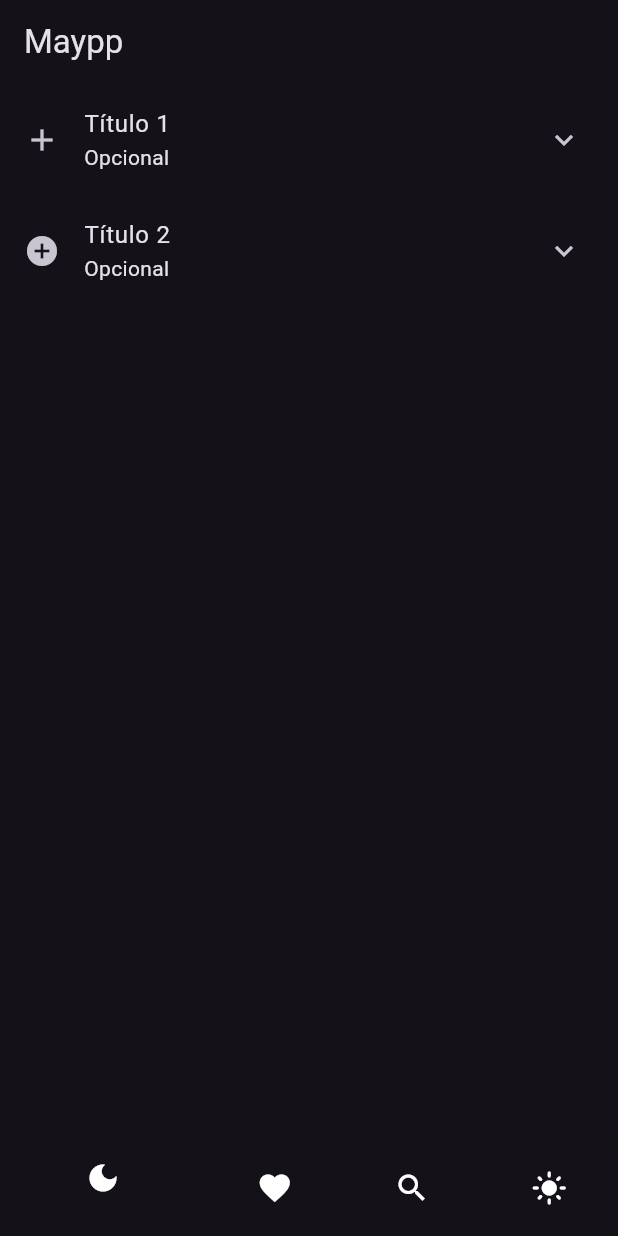
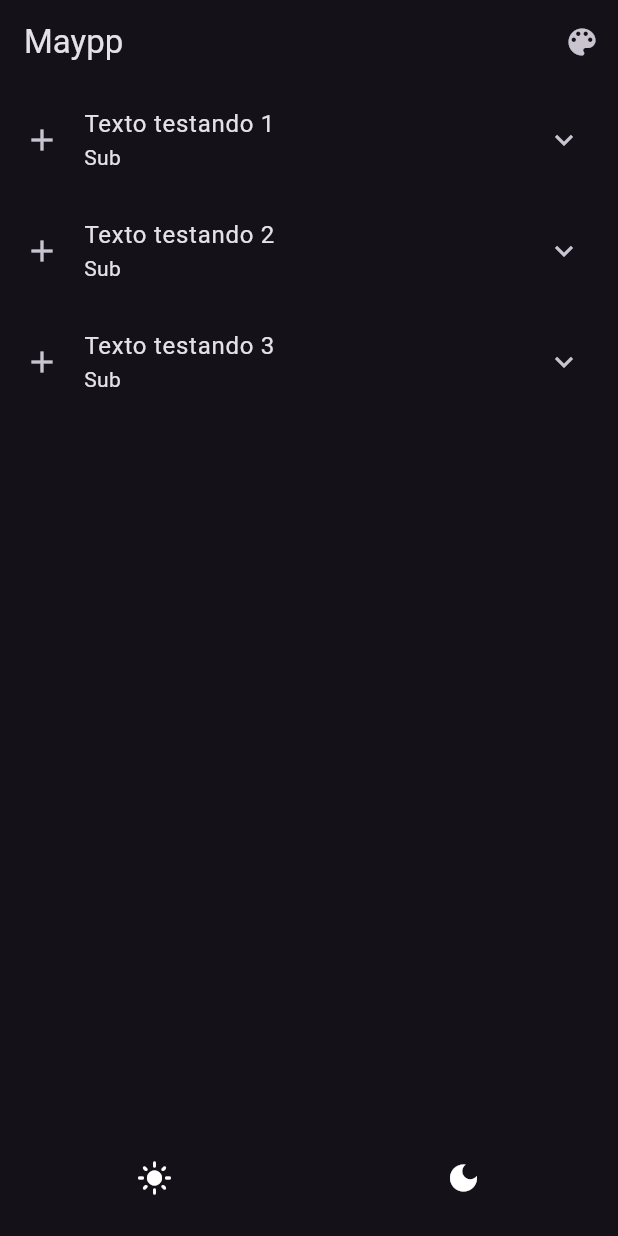
Before and after one commit to oguiaraujo/Maypp, a Flutter app: the screen it shows after launch, on a phone screen of 412 x 824 dp. Run offline on Flutter 3.47's test engine with Material 3 defaults, Android fonts, the phone set to English and light mode, and no system bars; Roboto replaces fonts that are missing (Ubuntu).

Commit message:
Maypp v3.0

```diff
--- a/lib/main.dart
+++ b/lib/main.dart
@@ -6,52 +6,76 @@ class Maypp extends StatelessWidget {
   @override
   Widget build(BuildContext context) {
     return MaterialApp(
-      theme: ThemeData(brightness: Brightness.dark,  fontFamily: 'Ubuntu'),
+      theme: ThemeData(brightness: Brightness.dark, fontFamily: 'Ubuntu'),
+      debugShowCheckedModeBanner: false,
       home: Scaffold(
         appBar: MayppBar(),
-        body: MayppBody(),
-        bottomNavigationBar: MayppBottonNavBar(),
+        body: MayppBody(
+          objects: ["Texto testando 1", "Texto testando 2", "Texto testando 3"]
+        ),
+        bottomNavigationBar: MayppBottonNavBar(objIcons: [Icons.light_mode, Icons.dark_mode],),
       ),
     );
   }
 }
 
 class MayppBar extends AppBar {
-  MayppBar() : super(title: Text("Maypp"));
+  MayppBar() : super(
+    title: Text("Maypp"),
+    actions: [
+      PopupMenuButton(
+        icon: Icon(Icons.color_lens),
+        color: Colors.black,
+        itemBuilder: (BuildContext context) => <PopupMenuEntry> [
+          PopupMenuItem(
+            child: Container(
+              alignment: Alignment.center,
+              child: Icon(Icons.circle, color: Colors.white)
+            )
+          ),
+          PopupMenuItem(
+            child: Container(
+              alignment: Alignment.center,
+              child: Icon(Icons.circle, color: Colors.yellow)
+            )
+          ),
+          PopupMenuItem(
+            child: Container(
+              alignment: Alignment.center,
+              child: Icon(Icons.circle, color: Colors.blue)
+            )
+          )
+        ]
+      )
+    ]
+    );
 }
 
 class MayppBody extends StatelessWidget {
-  MayppBody();
+  List<String> objects;
+  MayppBody({this.objects = const []});
 
   @override
   Widget build(BuildContext context) {
     return ListView(
-      children: [
-        ExpansionTile(
-          title: Text('Título 1'),
-          subtitle: Text('Opcional'),
-          leading: Icon(Icons.add),
-          children: [
-            ListTile(title: Text('Texto 1')),
-            ListTile(title: Text('Texto 2')),
-          ],
-        ),
-        ExpansionTile(
-          title: Text('Título 2'),
-          subtitle: Text('Opcional'),
-          leading: Icon(Icons.add_circle),
-          children: [
-            ListTile(title: Text('Texto 3')),
-            ListTile(title: Text('Texto 4')),
-          ],
-        ),
-      ],
+      children:
+          objects
+              .map(
+                (obj) => ExpansionTile(
+                  title: Text(obj),
+                  subtitle: Text('Sub'),
+                  leading: Icon(Icons.add),
+                  children: [ListTile(title: Text('secret text'))],
+                ),
+              )
+              .toList(),
     );
   }
 }
 
 class MayppBottonNavBar extends StatelessWidget {
-  MayppBottonNavBar();
+  List<IconData> objIcons;
+  MayppBottonNavBar({this.objIcons = const <IconData>[]});
 
   void buttonTouched(int index) {
     print("Button Touched");
@@ -59,13 +83,14 @@ class MayppBottonNavBar extends StatelessWidget {
 
   @override
   Widget build(BuildContext context) {
-    List<IconData> iconlist = [Icons.dark_mode, Icons.favorite, Icons.search, Icons.light_mode];
     return BottomNavigationBar(
       onTap: buttonTouched,
       items:
-          iconlist
-              .map(
-                (icon) => BottomNavigationBarItem(icon: Icon(icon, color: Colors.white), label: ''),
+          objIcons.map(
+                (icon) => BottomNavigationBarItem(
+                  icon: Icon(icon, color: Colors.white),
+                  label: '',
+                ),
               )
               .toList(),
     );
```
Also changed, not shown: 1 other file.
